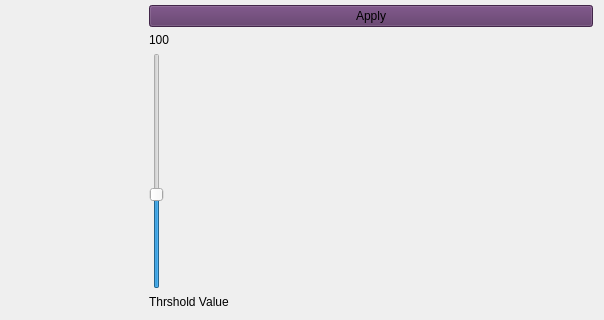
First picture: the form in src/ui/Segmentation.ui, repository Ahmed-Gamiel/Image-segmentation, before the edit; both pictures show x 312 to 916 and y 316 to 636 of the 916 by 636 pixel window.
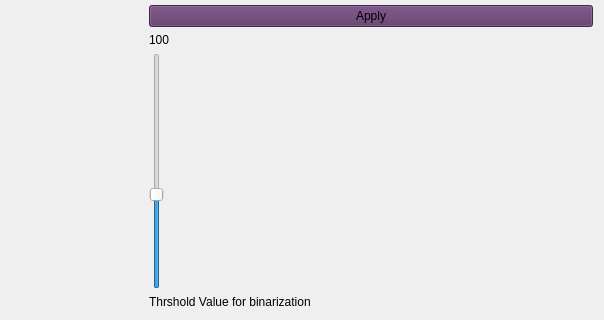
Second picture: the form after the edit.

Patch:
```diff
--- a/src/ui/Segmentation.ui
+++ b/src/ui/Segmentation.ui
@@ -145,7 +145,7 @@
          <item>
           <widget class="QLabel" name="label_4">
            <property name="text">
-            <string>Thrshold Value</string>
+            <string>Thrshold Value for binarization</string>
            </property>
           </widget>
          </item>
```
